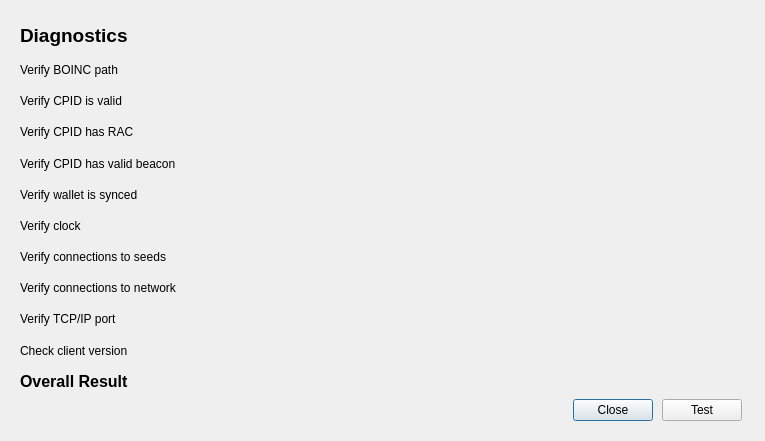
Above: src/qt/forms/diagnosticsdialog.ui from gridcoin-community/Gridcoin-Research before the change. Below: the same form after it.
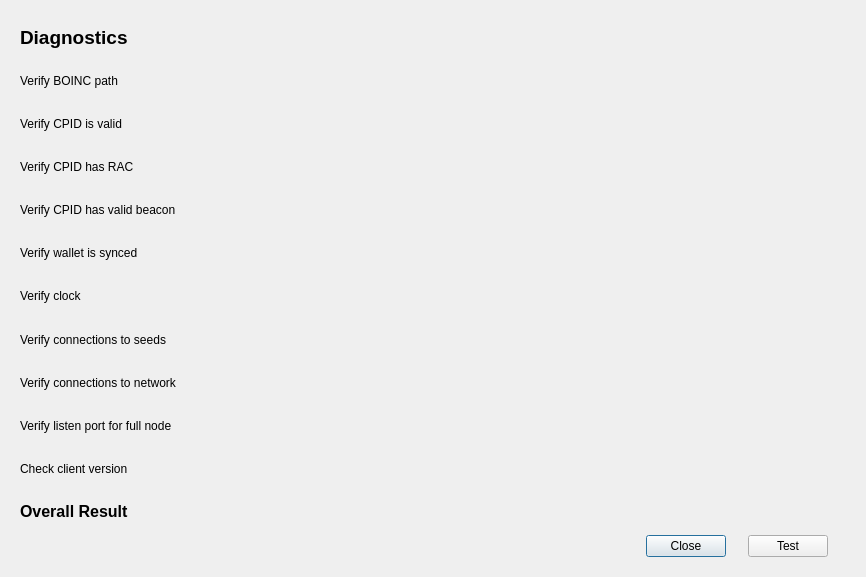
That is the form after the change.

Diff of the .ui file:
```diff
--- a/src/qt/forms/diagnosticsdialog.ui
+++ b/src/qt/forms/diagnosticsdialog.ui
@@ -6,8 +6,8 @@
    <rect>
     <x>0</x>
     <y>0</y>
-    <width>765</width>
-    <height>441</height>
+    <width>866</width>
+    <height>577</height>
    </rect>
   </property>
   <property name="windowTitle">
@@ -117,7 +117,7 @@
      <item row="9" column="0">
       <widget class="QLabel" name="verifyTCPPortLabel">
        <property name="text">
-        <string>Verify TCP/IP port</string>
+        <string>Verify listen port for full node</string>
        </property>
       </widget>
      </item>
@@ -179,7 +179,7 @@
         </size>
        </property>
        <property name="text">
-        <string>Verify CPID has valid beacon</string>
+        <string>Verify CPID has valid beacon </string>
        </property>
       </widget>
      </item>
@@ -339,7 +339,7 @@
      <item row="8" column="0">
       <widget class="QLabel" name="verifyConnectionsLabel">
        <property name="text">
-        <string>Verify connections to network</string>
+        <string>Verify connections to network </string>
        </property>
       </widget>
      </item>
@@ -401,7 +401,7 @@
       <number>6</number>
      </property>
      <property name="leftMargin">
-      <number>550</number>
+      <number>610</number>
      </property>
      <property name="rightMargin">
       <number>0</number>
```
